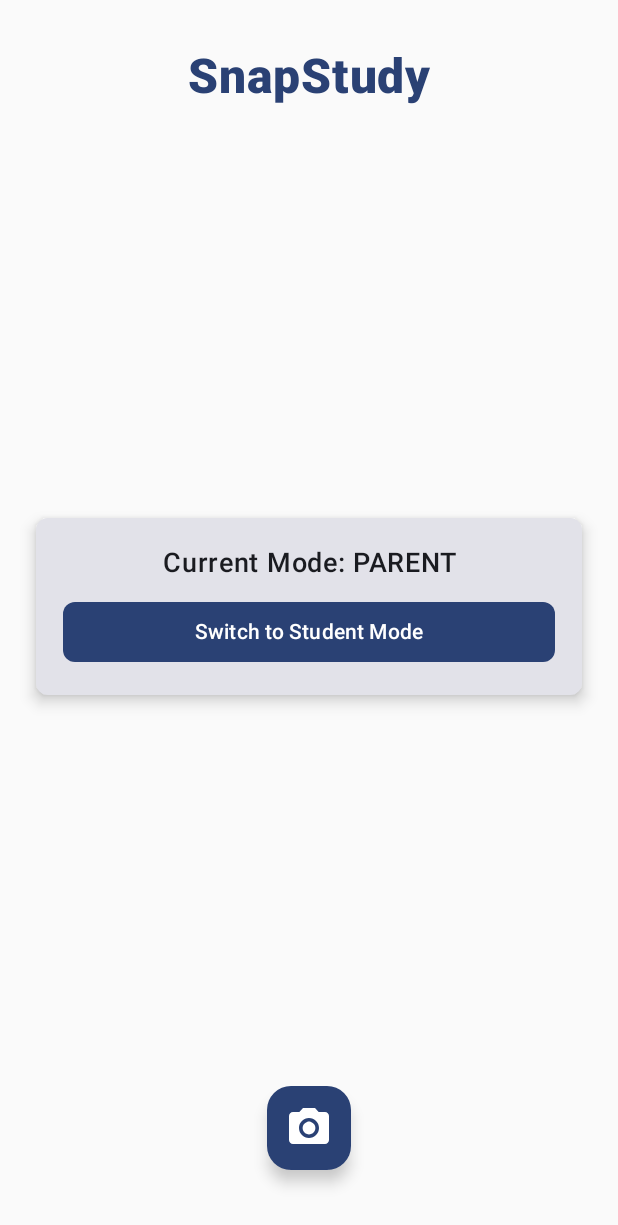
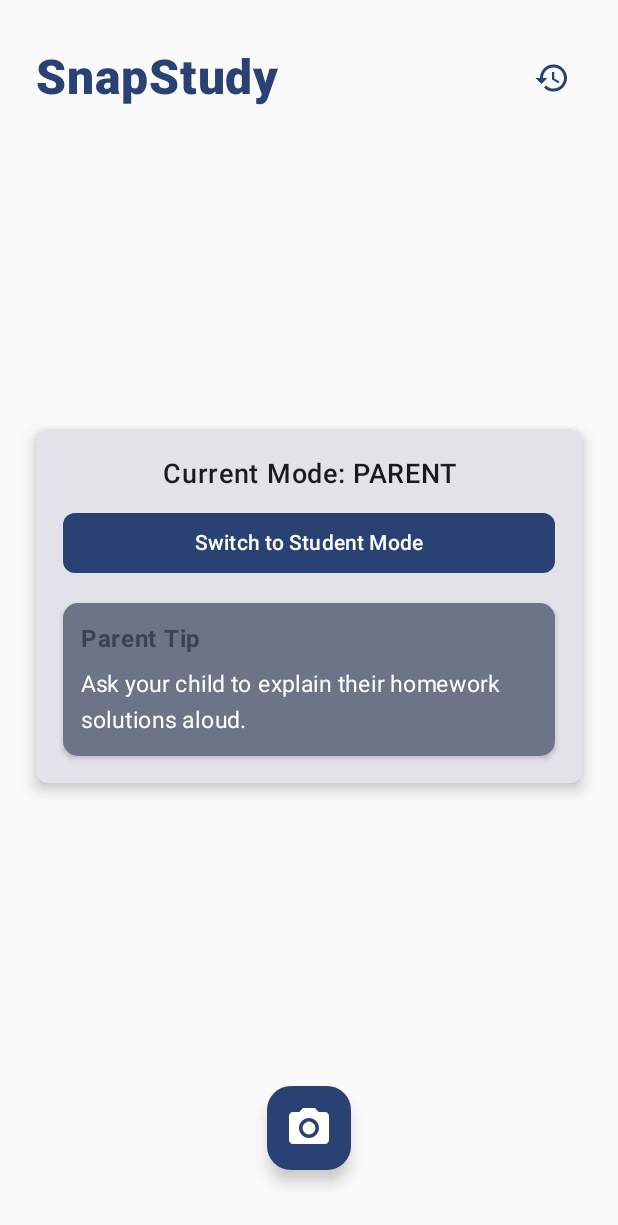
Before and after one commit to abuelthinks/SnapStudy, an Android app built with Jetpack Compose: the screen it shows after launch (MainActivity), after a tap on an icon or button, on a phone screen of 412 x 824 dp. Shown: the top 1225 px of the screen. Run offline under Robolectric (Android 15) with nearby library versions, the phone set to English and light mode, and no system bars; libraries missing offline, so code that uses them is left out: com.google.mlkit.vision.

Commit message:
added history feature

```diff
--- a/app/src/main/java/com/kiarah/snapstudy/ApiService.kt
+++ b/app/src/main/java/com/kiarah/snapstudy/ApiService.kt
@@ -54,7 +54,7 @@ class ApiService {
         }
 
         val response = api.generateContent(
-            "AIzaSyAfnABhqNveHCn70D2P14SWCOW9_IsiEVg", // Replace with your key in quotes
+            "AIzaSyAfnABhqNveHCn70D2P14SWCOW9_IsiEVg",
             GeminiRequest(
                 contents = listOf(
                     Content(parts = listOf(Part(text = prompt)))
--- a/app/src/main/java/com/kiarah/snapstudy/HomeScreen.kt
+++ b/app/src/main/java/com/kiarah/snapstudy/HomeScreen.kt
@@ -4,6 +4,7 @@ import androidx.compose.foundation.layout.*
 import androidx.compose.foundation.shape.RoundedCornerShape
 import androidx.compose.material.icons.Icons
 import androidx.compose.material.icons.filled.CameraAlt
+import androidx.compose.material.icons.filled.History
 import androidx.compose.material3.*
 import androidx.compose.runtime.Composable
 import androidx.compose.ui.Alignment
@@ -18,7 +19,8 @@ import androidx.compose.ui.unit.sp
 @Composable
 fun HomeScreen(
     viewModel: SnapStudyViewModel,
-    onTakePhoto: () -> Unit
+    onTakePhoto: () -> Unit,
+    onHistoryClick: () -> Unit
 ) {
     val userMode = viewModel.userMode.value
 
@@ -27,18 +29,34 @@ fun HomeScreen(
             .fillMaxSize()
             .padding(horizontal = 24.dp)
     ) {
-        // Title - Stays at Top
-        Text(
-            text = "SnapStudy",
-            fontSize = 32.sp,
-            fontWeight = FontWeight.ExtraBold,
-            color = MaterialTheme.colorScheme.primary,
+        // Top bar with Title and History Button
+        Row(
             modifier = Modifier
                 .align(Alignment.TopCenter)
                 .padding(top = 32.dp)
-        )
+                .fillMaxWidth(),
+            verticalAlignment = Alignment.CenterVertically
+        ) {
+            Text(
+                text = "SnapStudy",
+                fontSize = 32.sp,
+                fontWeight = FontWeight.ExtraBold,
+                color = MaterialTheme.colorScheme.primary,
+                modifier = Modifier.weight(1f)
+            )
+            IconButton(
+                onClick = onHistoryClick,
+                modifier = Modifier.size(40.dp)
+            ) {
+                Icon(
+                    imageVector = Icons.Default.History,
+                    contentDescription = "Scan History",
+                    tint = MaterialTheme.colorScheme.primary
+                )
+            }
+        }
 
-        // Mode Selector - Centered
+        // Centered Mode Selector
         Card(
             modifier = Modifier
                 .align(Alignment.Center)
@@ -61,15 +79,58 @@ fun HomeScreen(
                 Button(
                     onClick = { viewModel.toggleUserMode() },
                     shape = RoundedCornerShape(8.dp),
+                    modifier = Modifier.fillMaxWidth()
+                ) {
+                    Text("Switch to ${if (userMode == UserMode.STUDENT) "Parent" else "Student"} Mode")
+                }
+
+                // Parent/Student Tip Card
+                val parentTips = listOf(
+                    "Ask your child to explain their homework solutions aloud.",
+                    "Encourage independent problem solving, but assist when really needed.",
+                    "Praise progress, not just right answers."
+                )
+                val studentTips = listOf(
+                    "Read instructions carefully before starting homework.",
+                    "Take short breaks after solving a few problems.",
+                    "Don't be afraid to ask for help from parents or teachers."
+                )
+                val currentTip = if (userMode == UserMode.PARENT)
+                    parentTips[0]
+                else
+                    studentTips[0]
+
+                Spacer(modifier = Modifier.height(16.dp))
+
+                Card(
+                    shape = RoundedCornerShape(10.dp),
+                    colors = CardDefaults.cardColors(containerColor = MaterialTheme.colorScheme.secondaryContainer),
+                    elevation = CardDefaults.cardElevation(2.dp),
                     modifier = Modifier
                         .fillMaxWidth()
                 ) {
-                    Text("Switch to ${if (userMode == UserMode.STUDENT) "Parent" else "Student"} Mode")
+                    Column(Modifier.padding(12.dp)) {
+                        Text(
+                            when (userMode) {
+                                UserMode.PARENT -> "Parent Tip"
+                                UserMode.STUDENT -> "Student Tip"
+                            },
+                            fontWeight = FontWeight.Bold,
+                            color = MaterialTheme.colorScheme.secondary,
+                            fontSize = 16.sp
+                        )
+                        Spacer(Modifier.height(6.dp))
+                        Text(
+                            currentTip,
+                            fontSize = 15.sp,
+                            color = MaterialTheme.colorScheme.onSecondaryContainer
+                        )
+                    }
                 }
             }
         }
 
-        // Camera Icon Button - Docked at Bottom Center
+        // Camera Icon Button - Bottom Center
         FloatingActionButton(
             onClick = onTakePhoto,
             modifier = Modifier
--- a/app/src/main/java/com/kiarah/snapstudy/MainActivity.kt
+++ b/app/src/main/java/com/kiarah/snapstudy/MainActivity.kt
@@ -33,7 +33,8 @@ fun SnapStudyApp() {
         composable("home") {
             HomeScreen(
                 viewModel = viewModel,
-                onTakePhoto = { navController.navigate("camera") }
+                onTakePhoto = { navController.navigate("camera") },
+                onHistoryClick = { navController.navigate("history") }
             )
         }
         composable("camera") {
@@ -53,5 +54,11 @@ fun SnapStudyApp() {
                 }
             )
         }
+        composable("history") {
+            HistoryScreen(
+                viewModel = viewModel,
+                onBack = { navController.popBackStack() }
+            )
+        }
     }
 }
```
Also changed, not shown: app/src/main/java/com/kiarah/snapstudy/HistoryScreen.kt (added, +98 -0 lines).
